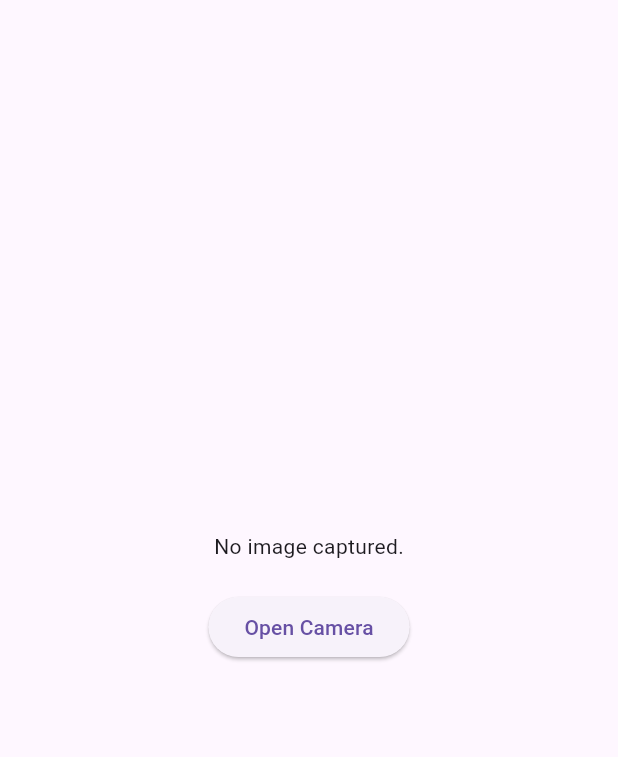
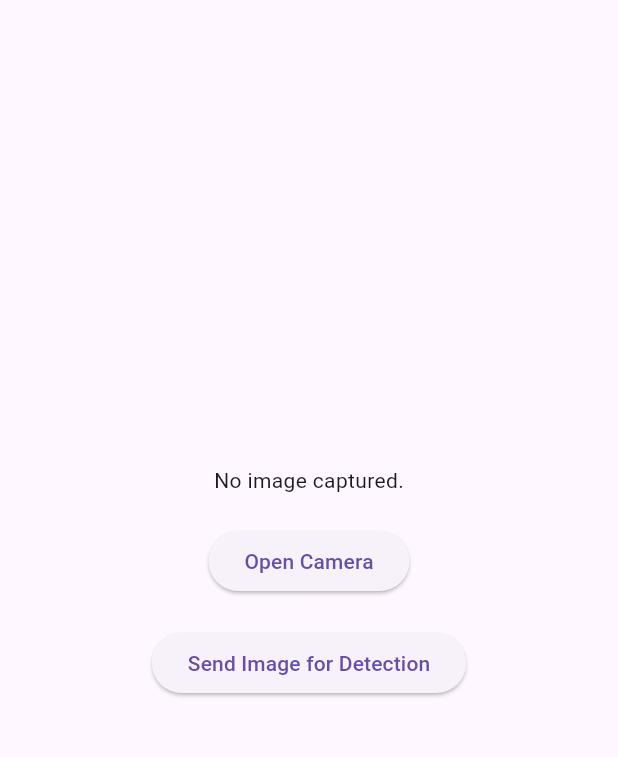
Before and after one commit to Ilhem-cherif/Blockchain-app, a Flutter app: the screen it shows after launch, on a phone screen of 412 x 824 dp, the part 63-820 px from its top. Run offline on Flutter 3.47's test engine with Material 3 defaults, Android fonts, the light colour scheme and no system bars; our stand-ins replace image_picker.

Commit message:
potholes detection part

```diff
--- a/lib/main.dart
+++ b/lib/main.dart
@@ -1,6 +1,9 @@
+import 'dart:convert';
+import 'dart:io';
 import 'package:flutter/material.dart';
 import 'package:image_picker/image_picker.dart';
-import 'dart:io';
+import 'package:http/http.dart' as http;
+import 'package:http_parser/http_parser.dart';
 
 void main() {
   runApp(MyApp());
@@ -8,6 +11,7 @@ void main() {
 
 class MyApp extends StatelessWidget {
   const MyApp({super.key});
+
   @override
   Widget build(BuildContext context) {
     return MaterialApp(
@@ -25,6 +29,8 @@ class HomeScreen extends StatefulWidget {
 
 class _HomeScreenState extends State<HomeScreen> {
   File? _image; // To store the captured image
+  String _imageUrl = ''; // To store the URL of the processed image
+  String _response = ''; // To show status message
   final ImagePicker _picker = ImagePicker(); // ImagePicker instance
 
   // Method to open the camera
@@ -33,6 +39,42 @@ class _HomeScreenState extends State<HomeScreen> {
     if (pickedFile != null) {
       setState(() {
         _image = File(pickedFile.path); // Store the captured image
+        _imageUrl = ''; // Clear previous result, in case there's an existing image URL
+      });
+    }
+  }
+
+  // Method to send the image to the backend for pothole detection
+  Future<void> _sendImageToBackend() async {
+    if (_image == null) return;
+
+    String backendUrl = 'http://192.168.1.19:5000/detect_potholes'; // Replace with your backend URL
+
+    // Prepare the image file to be sent
+    var uri = Uri.parse(backendUrl);
+    var request = http.MultipartRequest('POST', uri);
+
+    // Attach the image to the request
+    var file = await http.MultipartFile.fromPath('image', _image!.path,
+        contentType: MediaType('image', 'jpeg')); // Adjust contentType if needed
+    request.files.add(file);
+
+    // Send the request to the backend
+    var response = await request.send();
+
+    // Handle the response
+    if (response.statusCode == 200) {
+      var result = await http.Response.fromStream(response);
+      var jsonResponse = json.decode(result.body);
+      String imageUrl = jsonResponse['image_url']; // Get the image URL
+
+      setState(() {
+        _response = 'Potholes detected';
+        _imageUrl = imageUrl; // Save the image URL for display
+      });
+    } else {
+      setState(() {
+        _response = 'Error in detecting potholes.';
       });
     }
   }
@@ -47,18 +89,29 @@ class _HomeScreenState extends State<HomeScreen> {
         child: Column(
           mainAxisAlignment: MainAxisAlignment.center,
           children: [
-            _image == null
+            // If _imageUrl is not empty, display the processed image.
+            // Otherwise, display the captured image.
+            _imageUrl.isNotEmpty
+                ? Image.network(_imageUrl) // Display the processed image from the backend
+                : (_image == null
                 ? Text('No image captured.')
-                : Image.file(
+                : Image.file( // Display the captured image
               _image!,
               width: 200,
               height: 200,
-            ),
+            )),
             SizedBox(height: 20),
             ElevatedButton(
               onPressed: _openCamera,
               child: Text('Open Camera'),
             ),
+            SizedBox(height: 20),
+            ElevatedButton(
+              onPressed: _sendImageToBackend,
+              child: Text('Send Image for Detection'),
+            ),
+            SizedBox(height: 20),
+            _response.isNotEmpty ? Text(_response) : SizedBox.shrink(),
           ],
         ),
       ),
```
Also changed, not shown: lib/HomeScreen.dart (deleted), lib/VideoRecord.dart (deleted), lib/VideoRecordScreen.dart (deleted).
